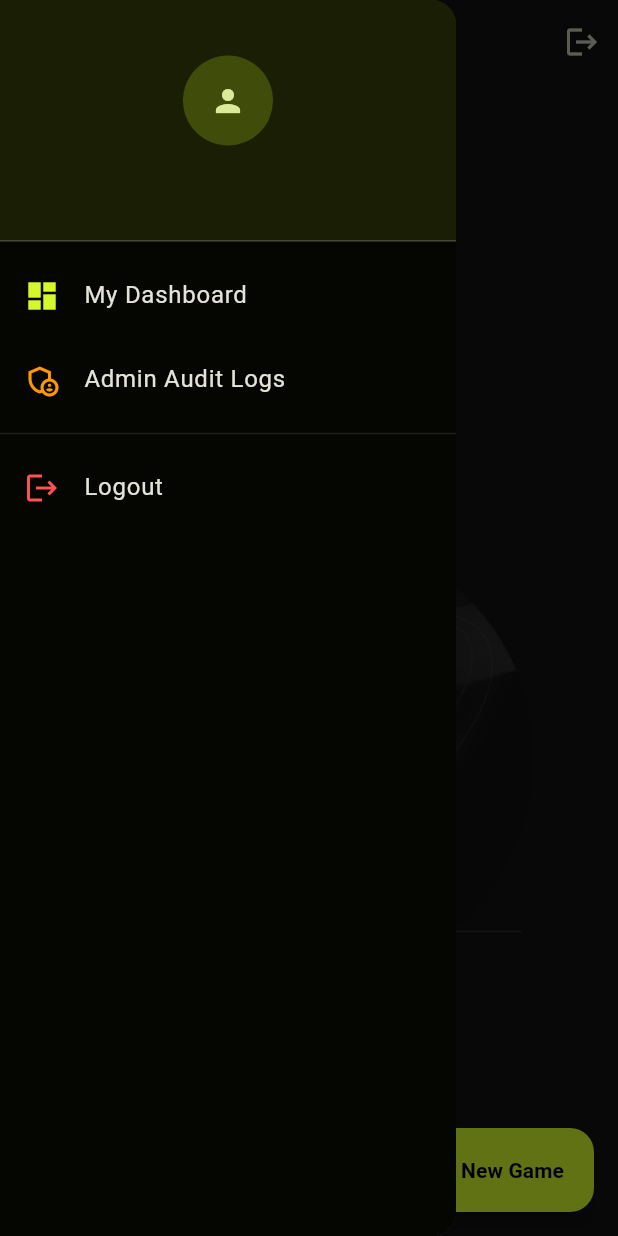
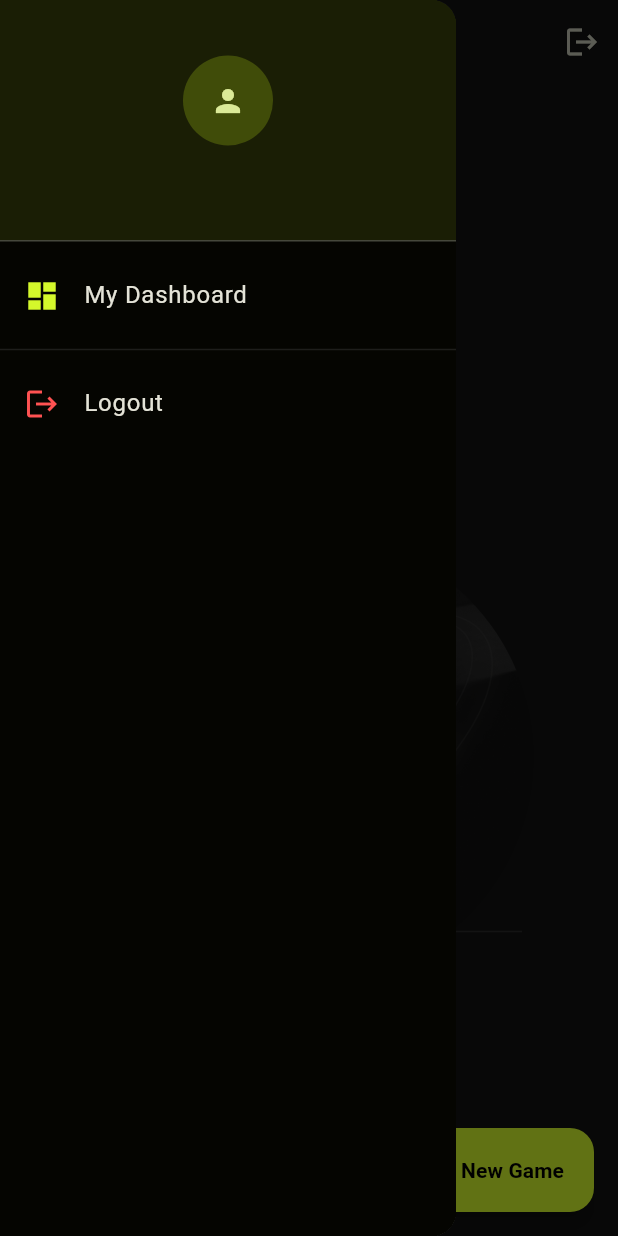
Before and after one commit to vhpatel73/NextDink, a Flutter app: the screen it shows once a user with an empty profile is signed in, with the side drawer open, on a phone screen of 412 x 824 dp. Run offline on Flutter 3.47's test engine with Material 3 defaults, Android fonts, the phone set to English and light mode, and no system bars; our stand-ins replace app_links, cloud_firestore, firebase_auth, firebase_core, google_fonts, google_maps_flutter and 2 more; missing offline and left inert: dart:js; accounts and stored records are empty.

Commit message:
Security: Move admin authorization logic to the server-side via role-based Firestore documents

```diff
--- a/lib/screens/home_screen.dart
+++ b/lib/screens/home_screen.dart
@@ -100,7 +100,11 @@ class HomeScreen extends StatelessWidget {
                 title: const Text('My Dashboard'),
                 onTap: () => Navigator.pop(context),
               ),
-              ListTile(
+              StreamBuilder<bool>(
+                stream: AuthService().isAdminStream,
+                builder: (context, snapshot) {
+                  if (snapshot.data == true) {
+                    return ListTile(
                       leading: const Icon(Icons.admin_panel_settings_outlined, color: Colors.orange),
                       title: const Text('Admin Audit Logs'),
                       onTap: () {
@@ -109,6 +113,10 @@ class HomeScreen extends StatelessWidget {
                           context,
                           MaterialPageRoute(builder: (context) => const AdminAuditLogsScreen()),
                         );
+                      },
+                    );
+                  }
+                  return const SizedBox.shrink();
                 },
               ),
               const Divider(color: Colors.white10),
```
Also changed, not shown: lib/screens/admin_logs_screen.dart (+11 -1 lines), lib/services/auth_service.dart (+18 -0 lines). Lines whose indentation alone changed are shown as unchanged.
